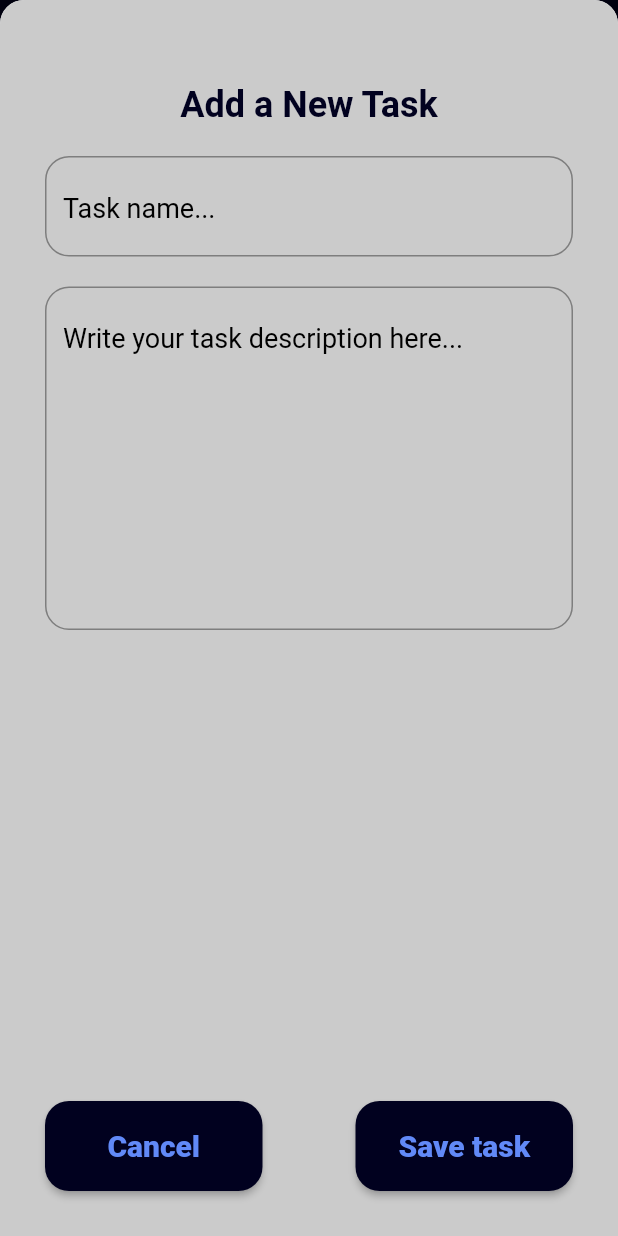
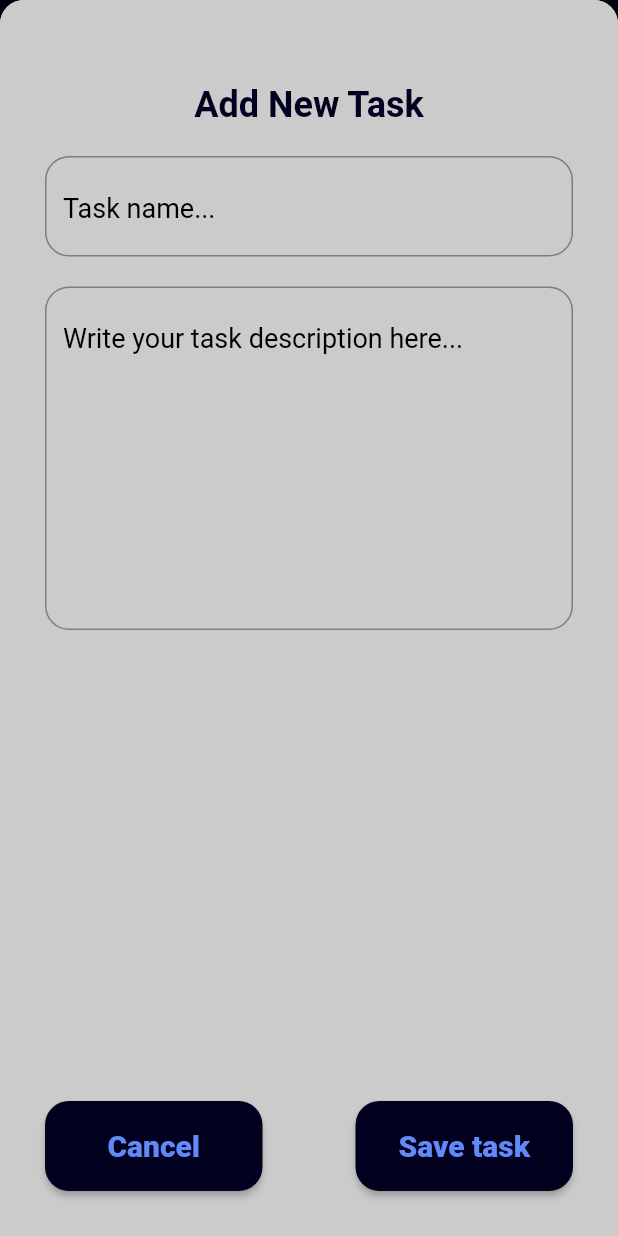
Before and after one commit to OGabrielPereira/FlutterDo, a Flutter app: the screen it shows after launch, after a tap on the "add" icon, on a phone screen of 412 x 824 dp. Run offline on Flutter 3.47's test engine with Material 2 defaults, Android fonts, the phone set to English and light mode, and no system bars; drawn by our look-alikes of flutter_slidable; our stand-ins replace hive_flutter; accounts and stored records are empty.

Commit message:
Minimal ajusts

```diff
--- a/lib/data/database.dart
+++ b/lib/data/database.dart
@@ -11,8 +11,8 @@ class ToDoDatabase {
   // run this method if this is the 1st time ever opening it
   void createInicialData() {
     toDoList = [
-      ["Make Tutotial", "Same Desc", false],
-      ["Make Money", "Some Desc", false]
+      ["First Task", "Some random desc", false],
+      ["Second Task", "Some random desc", false]
     ];
   }
 
--- a/lib/utils/modal_dialog_box.dart
+++ b/lib/utils/modal_dialog_box.dart
@@ -6,6 +6,7 @@ import 'my_button.dart';
 class ModalDialogBox extends StatelessWidget {
 
   // ignore: prefer_typing_uninitialized_variables
+  final String modal_title;
   final controller_name;
   final controller_description;
   VoidCallback onSave;
@@ -13,6 +14,7 @@ class ModalDialogBox extends StatelessWidget {
 
   ModalDialogBox({
     super.key,
+    required this.modal_title,
     required this.controller_name,
     required this.controller_description,
     required this.onSave,
@@ -40,9 +42,9 @@ class ModalDialogBox extends StatelessWidget {
               // title
               Column(
                 children: [
-                  const Text(
-                      "Add a New Task",
-                      style: TextStyle(
+                  Text(
+                      modal_title,
+                      style: const TextStyle(
                         color: Color.fromARGB(255, 1, 1, 31),
                         fontSize: 24,
                         fontWeight: FontWeight.w700,
```
Also changed, not shown: lib/pages/home_page.dart (+18 -4 lines).
